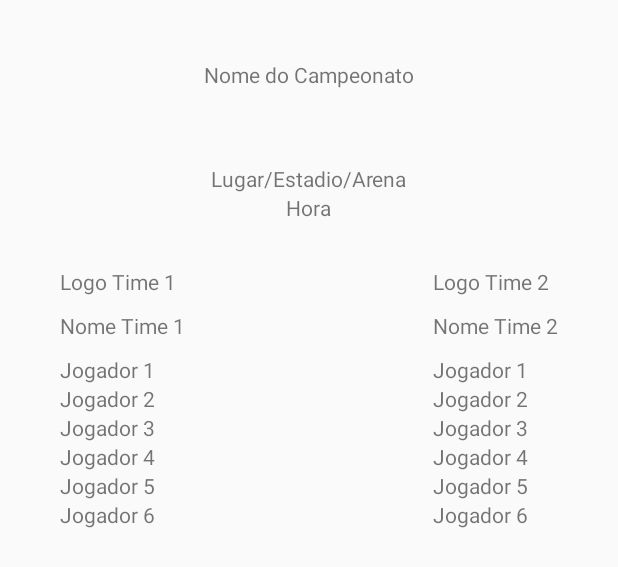
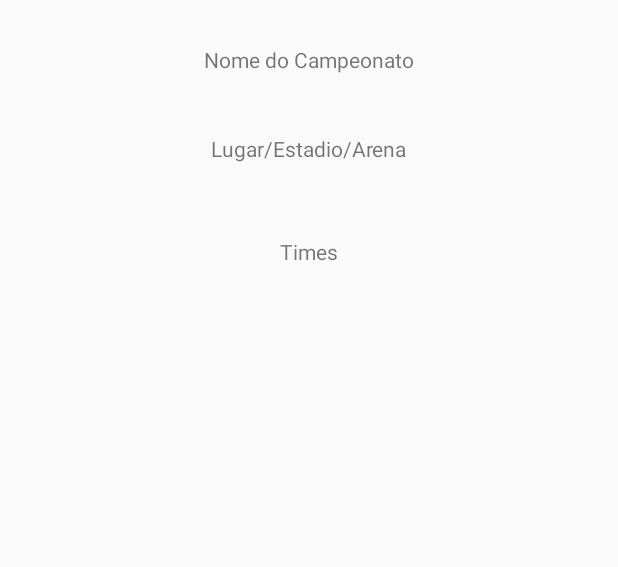
Before and after one commit to igoremendonca/toGol-mobile, an Android app: the layout event_screen.xml on its own in the app's theme, with its tools: preview values and no code run, on a phone screen of 412 x 824 dp. Shown: the top 567 px of the screen. Run offline under Robolectric (Android 15) with nearby library versions, the phone set to English and light mode, and no system bars.

Commit message:
Incluindo tela inicial de evento

```diff
--- a/ToGol/app/src/main/res/layout/event_screen.xml
+++ b/ToGol/app/src/main/res/layout/event_screen.xml
@@ -10,8 +10,8 @@
         android:id="@+id/competitionName"
         android:text="Nome do Campeonato"
         android:layout_gravity="center"
-        android:layout_marginTop="40dp"
-        android:layout_marginBottom="20dp"/>
+        android:layout_marginTop="30dp"
+        android:layout_marginBottom="10dp"/>
 
     <TextView
         android:layout_width="wrap_content"
@@ -25,107 +25,66 @@
         android:layout_width="wrap_content"
         android:layout_height="wrap_content"
         android:id="@+id/competitionHour"
-        android:text="Hora"
         android:layout_gravity="center"
         android:layout_marginBottom="30dp"/>
 
-    <RelativeLayout
+
+    <TextView
         android:layout_width="wrap_content"
-        android:layout_height="wrap_content">
+        android:layout_height="wrap_content"
+        android:id="@+id/teams"
+        android:layout_gravity="center"
+        android:text="Times"
+        android:layout_marginBottom="30dp"/>
 
-        <LinearLayout
-            android:layout_width="wrap_content"
-            android:layout_height="wrap_content"
-            android:orientation="vertical"
-            android:layout_alignParentLeft="true"
-            android:layout_marginLeft="40dp">
+    <!--<RelativeLayout-->
+        <!--android:layout_width="wrap_content"-->
+        <!--android:layout_height="wrap_content">-->
 
-            <TextView
-                android:layout_width="match_parent"
-                android:layout_height="match_parent"
-                android:text="Logo Time 1"
-                android:layout_marginBottom="10dp"/>
+        <!--<LinearLayout-->
+            <!--android:layout_width="wrap_content"-->
+            <!--android:layout_height="wrap_content"-->
+            <!--android:orientation="vertical"-->
+            <!--android:layout_alignParentLeft="true"-->
+            <!--android:layout_marginLeft="10dp">-->
 
-            <TextView
-                android:layout_width="match_parent"
-                android:layout_height="match_parent"
-                android:text="Nome Time 1"
-                android:layout_marginBottom="10dp"/>
+            <!--<TextView-->
+                <!--android:layout_width="match_parent"-->
+                <!--android:layout_height="match_parent"-->
+                <!--android:text="Logo Time 1"-->
+                <!--android:layout_marginBottom="10dp"/>-->
 
-            <TextView
-                android:layout_width="match_parent"
-                android:layout_height="match_parent"
-                android:text="Jogador 1"/>
-            <TextView
-                android:layout_width="match_parent"
-                android:layout_height="match_parent"
-                android:text="Jogador 2"/>
-            <TextView
-                android:layout_width="match_parent"
-                android:layout_height="match_parent"
-                android:text="Jogador 3"/>
-            <TextView
-                android:layout_width="match_parent"
-                android:layout_height="match_parent"
-                android:text="Jogador 4"/>
-            <TextView
-                android:layout_width="match_parent"
-                android:layout_height="match_parent"
-                android:text="Jogador 5"/>
-            <TextView
-                android:layout_width="match_parent"
-                android:layout_height="match_parent"
-                android:text="Jogador 6"/>
+            <!--<TextView-->
+                <!--android:layout_width="match_parent"-->
+                <!--android:layout_height="match_parent"-->
+                <!--android:text="Nome Time 1"-->
+                <!--android:layout_marginBottom="10dp"/>-->
 
-        </LinearLayout>
 
-        <LinearLayout
-            android:layout_width="wrap_content"
-            android:layout_height="wrap_content"
-            android:orientation="vertical"
-            android:layout_alignParentRight="true"
-            android:layout_marginRight="40dp">
+        <!--</LinearLayout>-->
 
-            <TextView
-                android:layout_width="match_parent"
-                android:layout_height="match_parent"
-                android:text="Logo Time 2"
-                android:layout_marginBottom="10dp"/>
+        <!--<LinearLayout-->
+            <!--android:layout_width="wrap_content"-->
+            <!--android:layout_height="wrap_content"-->
+            <!--android:orientation="vertical"-->
+            <!--android:layout_alignParentRight="true"-->
+            <!--android:layout_marginRight="10dp">-->
 
-            <TextView
-                android:layout_width="match_parent"
-                android:layout_height="match_parent"
-                android:text="Nome Time 2"
-                android:layout_marginBottom="10dp"/>
+            <!--<TextView-->
+                <!--android:layout_width="match_parent"-->
+                <!--android:layout_height="match_parent"-->
+                <!--android:text="Logo Time 2"-->
+                <!--android:layout_marginBottom="10dp"/>-->
 
-            <TextView
-                android:layout_width="match_parent"
-                android:layout_height="match_parent"
-                android:text="Jogador 1"/>
-            <TextView
-                android:layout_width="match_parent"
-                android:layout_height="match_parent"
-                android:text="Jogador 2"/>
-            <TextView
-                android:layout_width="match_parent"
-                android:layout_height="match_parent"
-                android:text="Jogador 3"/>
-            <TextView
-                android:layout_width="match_parent"
-                android:layout_height="match_parent"
-                android:text="Jogador 4"/>
-            <TextView
-                android:layout_width="match_parent"
-                android:layout_height="match_parent"
-                android:text="Jogador 5"/>
-            <TextView
-                android:layout_width="match_parent"
-                android:layout_height="match_parent"
-                android:text="Jogador 6"/>
+            <!--<TextView-->
+                <!--android:layout_width="match_parent"-->
+                <!--android:layout_height="match_parent"-->
+                <!--android:text="Nome Time 2"-->
+                <!--android:layout_marginBottom="10dp"/>-->
 
-        </LinearLayout>
+        <!--</LinearLayout>-->
 
-    </RelativeLayout>
+    <!--</RelativeLayout>-->
 
     <!--<RelativeLayout-->
         <!--android:layout_width="wrap_content"-->
```
Also changed, not shown: ToGol/app/src/main/java/bpm/model/Competition.java (added, +33 -0 lines), ToGol/app/src/main/java/bpm/model/Event.java (+37 -3 lines), ToGol/app/src/main/java/bpm/model/EventLocation.java (added, +65 -0 lines), ToGol/app/src/main/java/bpm/model/Sport.java (added, +33 -0 lines), ToGol/app/src/main/java/bpm/model/Team.java (added, +26 -0 lines), ToGol/app/src/main/java/bpm/repository/EventRepository.java (+5 -5 lines), ToGol/app/src/main/java/bpm/service/EventoService.java (+43 -2 lines), ToGol/app/src/main/java/bpm/togol/DialogFragmentInicial.java (+8 -0 lines), ToGol/app/src/main/java/bpm/togol/EventScreen.java (+18 -0 lines), ToGol/app/src/main/java/bpm/togol/MainActivity.java (+49 -40 lines).
